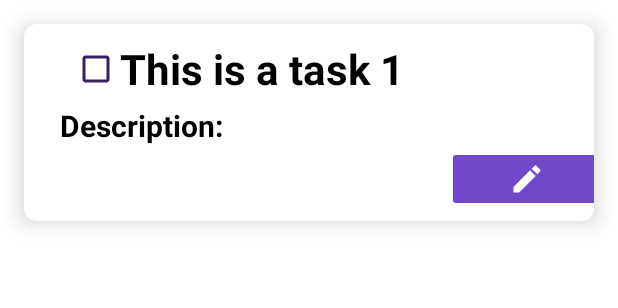
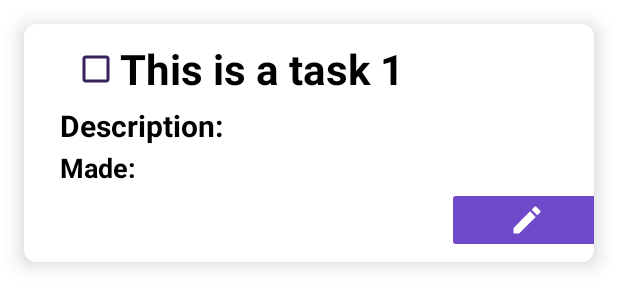
Before and after one commit to MikolajCieslik/Habitary, an Android app: the layout each_habit.xml on its own in the app's theme, with its tools: preview values and no code run, on a phone screen of 412 x 824 dp. Shown: the top 308 px of the screen. Run offline under Robolectric (Android 15) with nearby library versions, the phone set to English and light mode, and no system bars.

Commit message:
Layout update

```diff
--- a/app/src/main/res/layout/each_habit.xml
+++ b/app/src/main/res/layout/each_habit.xml
@@ -60,6 +60,30 @@
                 android:textSize="20sp"/>
 
         </LinearLayout>
+        <LinearLayout
+            android:layout_width="wrap_content"
+            android:layout_height="wrap_content"
+            android:layout_gravity="left"
+            android:orientation="horizontal">
+
+            <TextView
+                android:layout_width="wrap_content"
+                android:layout_height="wrap_content"
+                android:text="Made:"
+                android:textColor="@color/black"
+                android:textSize="18sp"
+                android:textStyle="bold"/>
+
+            <TextView
+                android:layout_width="wrap_content"
+                android:layout_height="wrap_content"
+                android:id="@+id/counter_s"
+                android:layout_marginStart="8dp"
+                android:text=""
+                android:textColor="@color/black"
+                android:textSize="20sp"/>
+
+        </LinearLayout>
 
         <ImageButton
             android:id="@+id/editButton"
```
Also changed, not shown: app/src/main/java/com/example/habitary/HabitRVAdapter.java (+6 -2 lines), app/src/main/java/com/example/habitary/fragment/HabitsFragment.java (+14 -0 lines), app/src/main/res/layout/fragment_habits.xml (+10 -0 lines).
